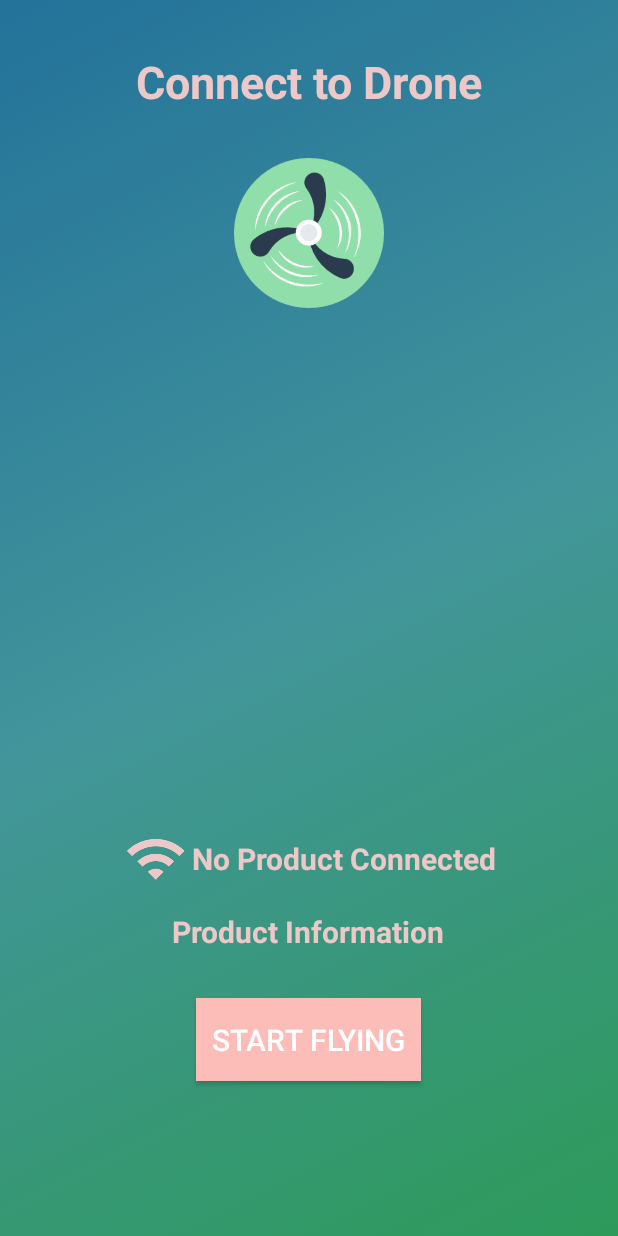
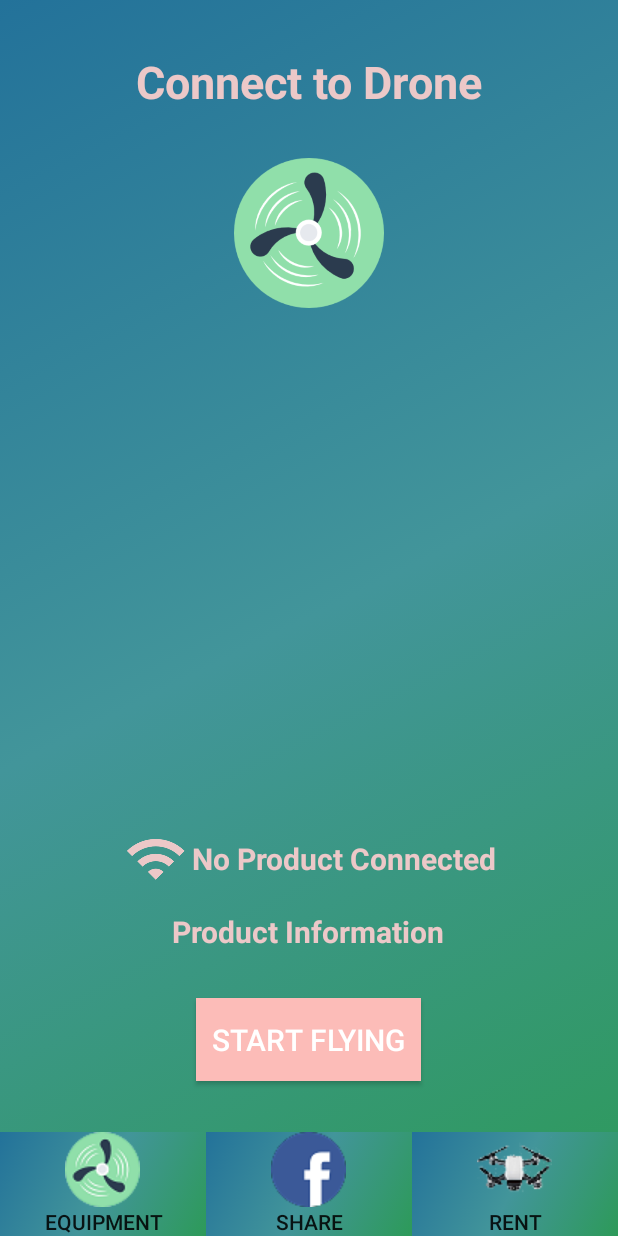
Before and after one commit to beezzack/drone_with_arcore, an Android app: the layout activity_connection.xml on its own in the app's theme, with its tools: preview values and no code run, on a phone screen of 412 x 824 dp. Run offline under Robolectric (Android 15) with nearby library versions, the phone set to English and light mode, and no system bars.

Commit message:
Dji ver 0.11

```diff
--- /dev/null
+++ b/MediaManagerDemo/app/src/main/res/anim/transition.xml
@@ -0,0 +1,5 @@
+<?xml version="1.0" encoding="utf-8"?>
+<alpha xmlns:android="http://schemas.android.com/apk/res/android"
+    android:fromAlpha="0.0"
+    android:toAlpha="1.0"
+    android:duration="1000" />
--- a/MediaManagerDemo/app/src/main/res/layout/activity_connection.xml
+++ b/MediaManagerDemo/app/src/main/res/layout/activity_connection.xml
@@ -66,6 +66,7 @@
         android:textSize="20dp"
         tools:background="#FCBCB8" />
 
+
     <TextView
         android:id="@+id/textView"
         android:layout_width="wrap_content"
@@ -79,4 +80,49 @@
         android:textSize="30sp"
         android:textStyle="bold" />
 
+    <LinearLayout
+        android:layout_width="fill_parent"
+        android:layout_height="fill_parent"
+        android:orientation="vertical">
+
+    </LinearLayout>
+
+    <LinearLayout
+        android:layout_width="fill_parent"
+        android:layout_height="wrap_content"
+        android:layout_alignParentBottom="true"
+        android:orientation="horizontal">
+
+        <Button
+            android:id="@+id/btn_menu"
+            android:layout_width="wrap_content"
+            android:layout_height="wrap_content"
+            android:layout_weight="1"
+            android:background="@drawable/gradient"
+            android:drawableTop="@drawable/propeller1"
+            android:text="Equipment" />
+
+        <Button
+
+            android:layout_width="wrap_content"
+            android:layout_height="wrap_content"
+            android:drawableTop="@drawable/facebook"
+            android:layout_weight="1"
+            android:background="@drawable/gradient"
+            android:focusable="false"
+            android:text="Share" />
+
+        <Button
+            android:layout_width="wrap_content"
+            android:layout_height="wrap_content"
+            android:drawableTop="@drawable/spark"
+            android:layout_weight="1"
+            android:background="@drawable/gradient"
+            android:focusable="false"
+            android:text="Rent" />
+
+
+
+</LinearLayout>
+
 </RelativeLayout>
--- /dev/null
+++ b/MediaManagerDemo/app/src/main/res/values/ids.xml
@@ -0,0 +1,4 @@
+<?xml version="1.0" encoding="utf-8"?>
+<resources>
+    <item name="btn_main" type="id" />
+</resources>
--- a/MediaManagerDemo/build.gradle
+++ b/MediaManagerDemo/build.gradle
@@ -3,9 +3,10 @@
 buildscript {
     repositories {
         jcenter()
+        google()
     }
     dependencies {
-        classpath 'com.android.tools.build:gradle:2.3.3'
+        classpath 'com.android.tools.build:gradle:3.1.3'
 
         // NOTE: Do not place your application dependencies here; they belong
         // in the individual module build.gradle files
@@ -15,6 +16,7 @@ buildscript {
 allprojects {
     repositories {
         jcenter()
+        google()
     }
 }
 
```
Also changed, not shown: MediaManagerDemo/app/build.gradle (+11 -11 lines), MediaManagerDemo/app/src/main/AndroidManifest.xml (+12 -8 lines), MediaManagerDemo/app/src/main/java/com/dji/mediaManagerDemo/ConnectionActivity.java (+21 -8 lines), MediaManagerDemo/app/src/main/java/com/dji/mediaManagerDemo/Splash.java (added, +42 -0 lines), MediaManagerDemo/app/src/main/res/layout/activity_splash.xml (added, +37 -0 lines), MediaManagerDemo/app/src/main/connect-web.png (deleted), MediaManagerDemo/app/src/main/ic_launcher-web.png (deleted), MediaManagerDemo/app/src/main/res/drawable/connect.png (added), MediaManagerDemo/app/src/main/res/drawable/facebook.png (added), MediaManagerDemo/app/src/main/res/drawable/propeller1.png (added), MediaManagerDemo/app/src/main/res/drawable/sp.jpg (added), MediaManagerDemo/app/src/main/res/drawable/sp1.png (added), MediaManagerDemo/app/src/main/res/drawable/spark.png (added), MediaManagerDemo/gradle/wrapper/gradle-wrapper.properties, 15 other files.
